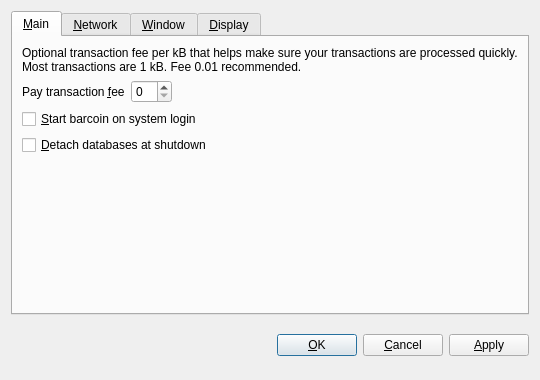
Qt form src/qt/forms/optionsdialog.ui (nullifycoin/nullifycoin) before a commit.
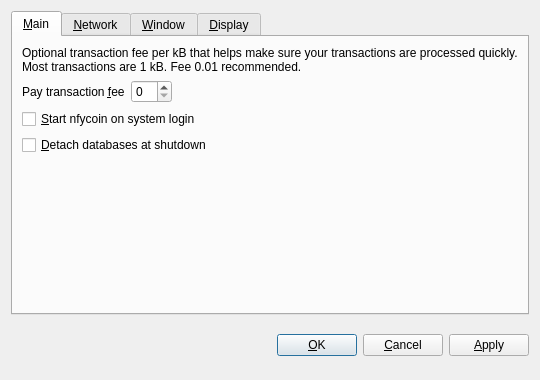
The same form after that commit. The open tabs and pages were chosen to show the change. Custom widgets are drawn as their Qt base class.

The edit to the form file:
```diff
--- a/src/qt/forms/optionsdialog.ui
+++ b/src/qt/forms/optionsdialog.ui
@@ -82,7 +82,7 @@
           <string>Automatically start barcoin after logging in to the system.</string>
          </property>
          <property name="text">
-          <string>&amp;Start barcoin on system login</string>
+          <string>&amp;Start nfycoin on system login</string>
          </property>
         </widget>
        </item>
```
Left out of the diff: 10 changed lines with no effect on the pictures.
